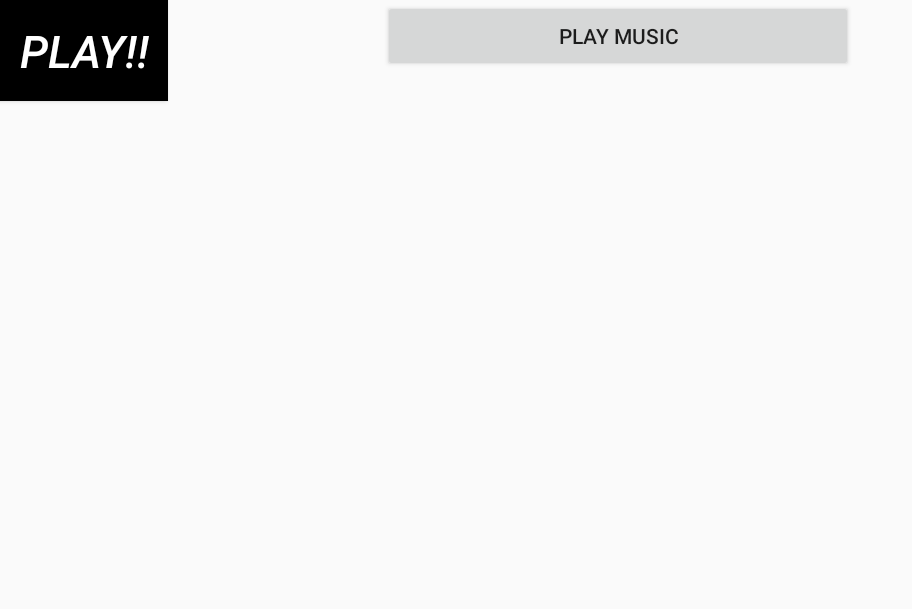
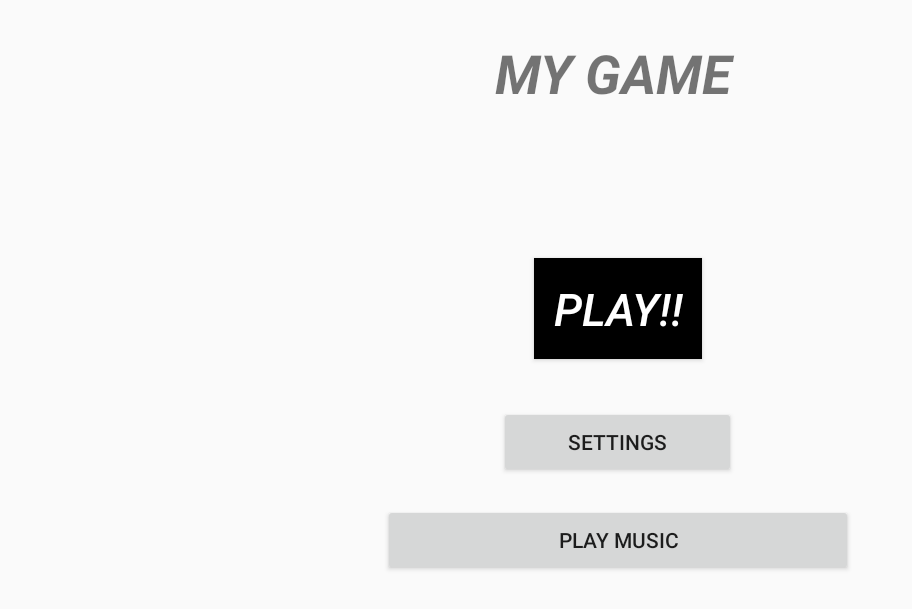
Before and after one commit to shadowzack/AndroidGame, an Android app: the screen it shows after launch (MainActivity), on a phone screen of 824 x 412 dp (held sideways). Shown: the top 609 px of the screen, without its empty margins (0-912 px from the left). Run offline under Robolectric (Android 15) with nearby library versions, the phone set to English and light mode, and no system bars.

Commit message:
adding settings

```diff
--- a/app/src/main/AndroidManifest.xml
+++ b/app/src/main/AndroidManifest.xml
@@ -20,6 +20,7 @@
             </intent-filter>
         </activity>
         <activity android:name=".game" android:label="game" />
+        <activity android:name=".settings" android:label="settings" />
     </application>
 
 </manifest>
--- a/app/src/main/java/com/shenkar/battl/androidgame/MainActivity.java
+++ b/app/src/main/java/com/shenkar/battl/androidgame/MainActivity.java
@@ -18,10 +18,11 @@ public class MainActivity extends Activity {
     private Button play;
     private Button playmusic;
     private static MyMusicRunnable musicPlayer;
-
+    private  Button settings;
     private void init(){
         play=(Button)findViewById(R.id.play);
         playmusic=(Button)findViewById(R.id.playmusic);
+        settings=(Button)findViewById(R.id.settings);
         play.setOnClickListener(new View.OnClickListener() {
             @Override
             public void onClick(View v) {
@@ -30,6 +31,13 @@ public class MainActivity extends Activity {
             }
         });
 
+        settings.setOnClickListener(new View.OnClickListener() {
+            @Override
+            public void onClick(View v) {
+                startActivity(new Intent(MainActivity.this,settings.class));
+
+            }
+        });
         playmusic.setOnClickListener(new View.OnClickListener() {
             @Override
             public void onClick(View v) {
--- a/app/src/main/res/layout/activity_main.xml
+++ b/app/src/main/res/layout/activity_main.xml
@@ -1,5 +1,5 @@
 <?xml version="1.0" encoding="utf-8"?>
-<android.support.constraint.ConstraintLayout xmlns:android="http://schemas.android.com/apk/res/android"
+<RelativeLayout xmlns:android="http://schemas.android.com/apk/res/android"
     xmlns:app="http://schemas.android.com/apk/res-auto"
     xmlns:tools="http://schemas.android.com/tools"
     android:layout_width="match_parent"
@@ -10,40 +10,41 @@
         android:id="@+id/playmusic"
         android:layout_width="313dp"
         android:layout_height="wrap_content"
-        android:layout_marginEnd="8dp"
-        android:layout_marginLeft="8dp"
-        android:layout_marginRight="8dp"
-        android:layout_marginStart="8dp"
-        android:text="pause music"
-        app:layout_constraintEnd_toEndOf="parent"
-        app:layout_constraintStart_toStartOf="parent"
-        tools:layout_editor_absoluteY="447dp" />
+        android:layout_alignParentBottom="true"
+        android:layout_centerHorizontal="true"
+        android:layout_marginBottom="28dp"
+        android:text="pause music" />
 
     <TextView
         android:id="@+id/textView"
         android:layout_width="164dp"
         android:layout_height="63dp"
-        android:layout_marginEnd="8dp"
-        android:layout_marginRight="8dp"
+        android:layout_alignParentTop="true"
+        android:layout_centerHorizontal="true"
+        android:layout_marginTop="24dp"
         android:text="My game"
         android:textAllCaps="true"
         android:textSize="36sp"
-        android:textStyle="bold|italic"
-        app:layout_constraintEnd_toEndOf="parent"
-        app:layout_constraintHorizontal_bias="0.518"
-        app:layout_constraintStart_toStartOf="parent"
-        tools:layout_editor_absoluteY="7dp" />
+        android:textStyle="bold|italic" />
 
     <Button
         android:id="@+id/play"
         android:layout_width="112dp"
         android:layout_height="67dp"
+        android:layout_centerInParent="true"
         android:background="@android:color/black"
         android:text="PLAY!!"
         android:textAllCaps="false"
         android:textColor="@android:color/white"
         android:textSize="30sp"
-        android:textStyle="italic"
-        tools:layout_editor_absoluteX="136dp"
-        tools:layout_editor_absoluteY="222dp" />
-</android.support.constraint.ConstraintLayout>
+        android:textStyle="italic" />
+
+    <Button
+        android:id="@+id/settings"
+        android:layout_width="158dp"
+        android:layout_height="wrap_content"
+        android:layout_alignParentBottom="true"
+        android:layout_centerHorizontal="true"
+        android:layout_marginBottom="93dp"
+        android:text="settings" />
+</RelativeLayout>
```
Also changed, not shown: app/src/main/java/com/shenkar/battl/androidgame/settings.java (added, +24 -0 lines), app/src/main/res/layout/settings.xml (added, +22 -0 lines).
